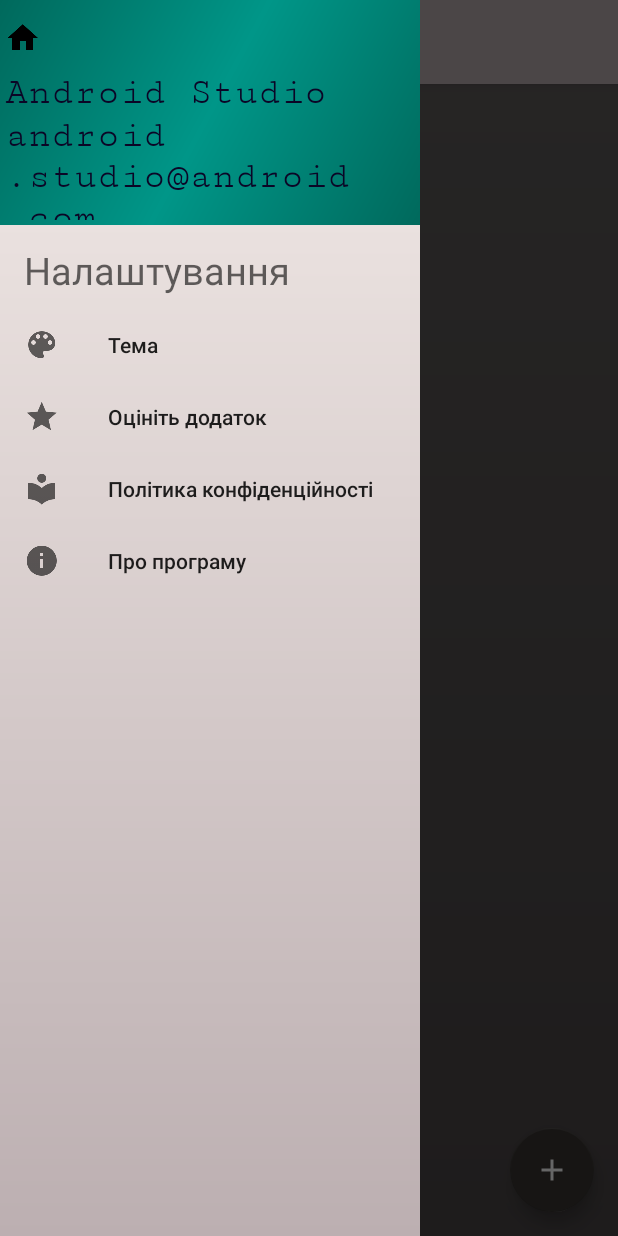
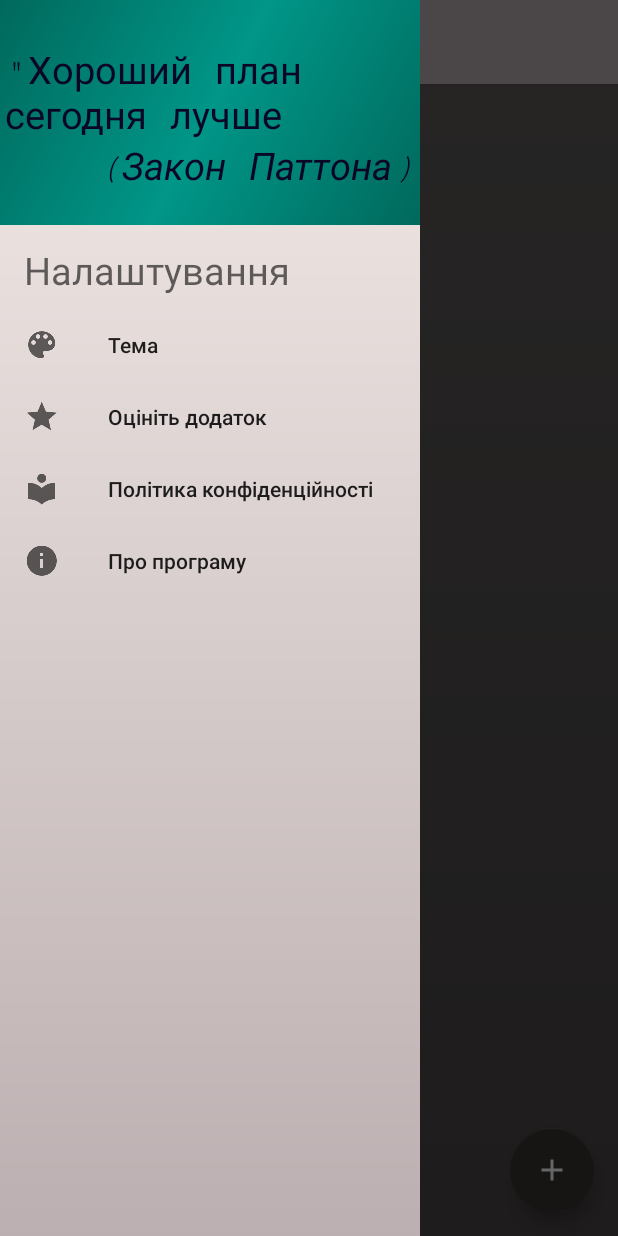
Before and after one commit to vmarch/ShoppingList, an Android app: the screen it shows after launch (MainList), with the side drawer open, on a phone screen of 412 x 824 dp. Run offline under Robolectric (Android 15) with nearby library versions, the phone set to English and light mode, and no system bars.

Commit message:
New text to "navheader" was added.

```diff
--- a/app/src/main/res/layout/edit_item_layout.xml
+++ b/app/src/main/res/layout/edit_item_layout.xml
@@ -54,7 +54,7 @@
         android:layout_height="wrap_content"
         android:layout_weight="0.14"
         android:orientation="horizontal">
-
+        <!--TODO normal buttons-->
         <Button
             android:id="@+id/ok_new_text"
             android:layout_width="50dp"
@@ -64,13 +64,10 @@
             android:layout_marginRight="20dp"
             android:layout_marginTop="30dp"
             android:layout_weight="1"
-            android:background="@drawable/buttonshapeadd"
             android:text="@string/btn_edit_ok"
-            android:textSize="16sp"
-            tools:ignore="ButtonStyle,NestedWeights" />
+            />
 
-        <Button
-            android:id="@+id/cancel_new_text"
+        <Button android:id="@+id/cancel_new_text"
         android:layout_width="50dp"
         android:layout_height="40dp"
         android:layout_gravity="top|center_vertical|center_horizontal|center"
@@ -78,11 +75,8 @@
         android:layout_marginRight="20dp"
         android:layout_marginTop="30dp"
         android:layout_weight="1"
-            android:background="@drawable/buttonshapedel"
         android:text="@string/btn_edit_cancel"
-            android:textColor="#3b0505"
-            android:textSize="16sp"
-            tools:ignore="ButtonStyle" />
+         />
 
     </LinearLayout>
 
--- a/app/src/main/res/layout/navheader.xml
+++ b/app/src/main/res/layout/navheader.xml
@@ -2,28 +2,25 @@
 <LinearLayout xmlns:android="http://schemas.android.com/apk/res/android"
     android:layout_width="match_parent"
     android:layout_height="@dimen/navheader_height"
-    xmlns:app="http://schemas.android.com/apk/res-auto"
     android:background="@drawable/side_nav_bar"
     android:orientation="vertical"
     android:padding="3dp">
 
-    <ImageView
-        android:id="@+id/imageView"
-        android:layout_width="wrap_content"
-        android:layout_height="wrap_content"
-        android:paddingTop="10dp"
-        app:srcCompat="@drawable/ic_home_black_24dp" />
-
+    <!--TODO name-->
     <TextView
         android:layout_width="match_parent"
-        android:layout_height="wrap_content"
+        android:layout_height="73dp"
+        android:layout_gravity="top"
         android:paddingTop="10dp"
-        android:text="Android Studio"
-        android:textAppearance="@style/TextAppearance.AppCompat.Body1" />
+        android:text='"Хороший план сегодня лучше безупречного завтра."'
+        android:textAppearance="@style/TextAppearance.AppCompat.Body1"
+        />
 
     <TextView
         android:id="@+id/textView"
         android:layout_width="wrap_content"
         android:layout_height="wrap_content"
-        android:text="android.studio@android.com" />
+        android:layout_gravity="right"
+        android:text="(Закон Паттона)"
+        android:textStyle="italic" />
 </LinearLayout>
```
Lines whose indentation alone changed are shown as unchanged.
